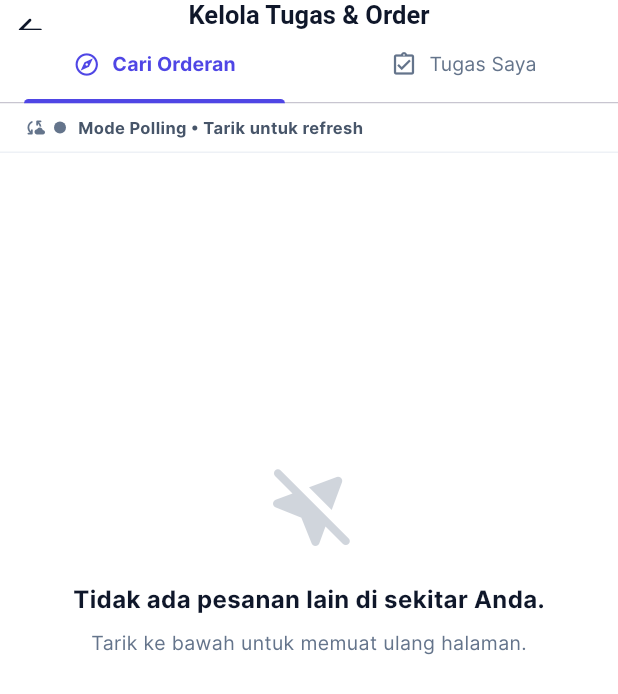
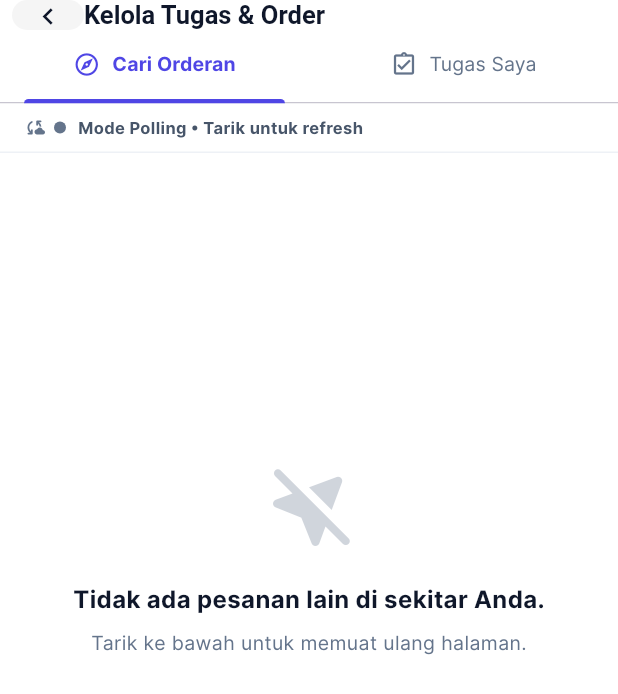
Before and after one commit to Nitip-Workzone/nitip-mobile, a Flutter app: the ExploreOrdersPage screen opened by its route, on a phone screen of 412 x 824 dp. Shown: the top 694 px of the screen. Run offline on Flutter 3.47's test engine with Material 3 defaults, Android fonts, the phone set to English and light mode, and no system bars; our stand-ins replace cached_network_image, connectivity_plus, device_info_plus, dio, firebase_analytics, firebase_core and 14 more; missing offline and left inert: image_gallery_saver_plus, mobile_scanner, screen_protector, webview_flutter_android; accounts and stored records are empty; network calls fail.

Commit message:
Update finish 1.0

```diff
--- a/lib/presentation/pages/orders/explore_orders_page.dart
+++ b/lib/presentation/pages/orders/explore_orders_page.dart
@@ -91,14 +91,23 @@ class _ExploreOrdersPageState extends ConsumerState<ExploreOrdersPage> with Sing
           'Kelola Tugas & Order',
           style: TextStyle(fontWeight: FontWeight.bold, fontSize: 17, color: AppColors.textMain),
         ),
-        centerTitle: true,
-        elevation: 0,
-        backgroundColor: Colors.white,
-        leading: IconButton(
-          icon: const Icon(Icons.arrow_back_rounded, color: AppColors.textMain),
-          onPressed: () => Navigator.of(context).maybePop(),
+        titleSpacing: 0,
+        leading: Padding(
+          padding: const EdgeInsets.only(left: 8),
+          child: GestureDetector(
+            onTap: () => Navigator.of(context).maybePop(),
+            child: Container(
+              width: 36,
+              height: 36,
+              decoration: BoxDecoration(
+                color: Colors.grey.shade100,
+                borderRadius: BorderRadius.circular(10),
+              ),
+              child: const Icon(Icons.chevron_left, color: AppColors.textMain, size: 22),
+            ),
+          ),
         ),
-        leadingWidth: 40,
+        leadingWidth: 56,
         bottom: PreferredSize(
           preferredSize: const Size.fromHeight(46),
           child: Column(
@@ -405,9 +414,10 @@ class _ExploreOrdersPageState extends ConsumerState<ExploreOrdersPage> with Sing
         );
         return;
       }
+      final cleanError = error.replaceFirst('Exception: ', '');
       ScaffoldMessenger.of(context).showSnackBar(
         SnackBar(
-          content: Text(error),
+          content: Text(cleanError),
           backgroundColor: AppColors.error,
           behavior: SnackBarBehavior.floating,
         ),
```
Also changed, not shown: lib/data/repositories/order_repository_impl.dart (+55 -0 lines), lib/presentation/pages/orders/order_detail_page.dart (+12 -6 lines), lib/presentation/providers/order_status_provider.dart (+5 -2 lines), lib/presentation/widgets/orders/order_card.dart (+20 -17 lines).
